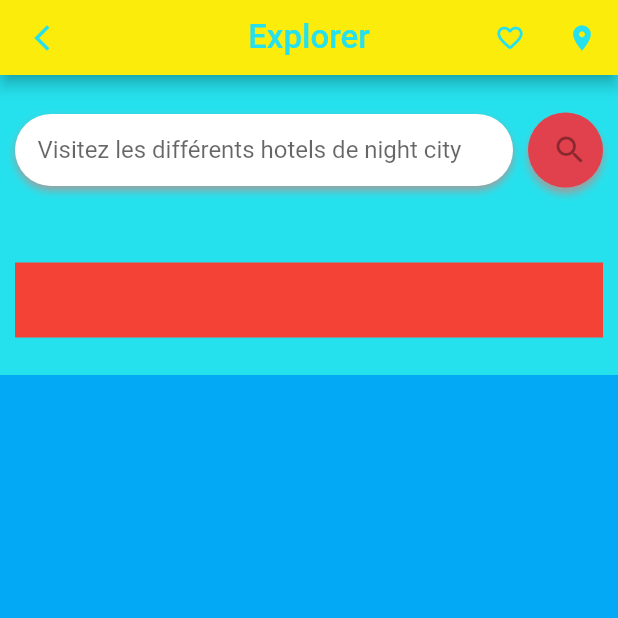
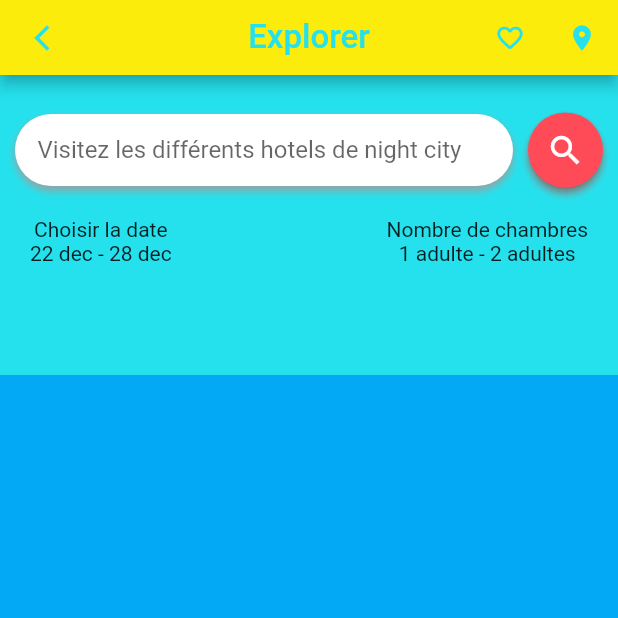
Before and after one commit to wassimouricha/hotelapp, a Flutter app: the screen it shows after launch, on a phone screen of 412 x 824 dp, the top half of it. Run offline on Flutter 3.47's test engine with Material 2 defaults, Android fonts, the phone set to English and light mode, and no system bars; our stand-ins replace google_fonts; Roboto replaces fonts that are missing (Kanit).

Commit message:
nc space between

```diff
--- a/lib/main.dart
+++ b/lib/main.dart
@@ -99,7 +99,7 @@ class chercheSection extends StatelessWidget {
       padding: EdgeInsets.fromLTRB(10, 25, 10, 10),
       child: Column(
         children: [
-          Row(children: [
+          Row(children: [ //dans mon row il y a le widget textfield et le widget elevatedbutton
             Expanded( //widget responsive qui s'adapte au autres widget
               child:
               Container(
@@ -131,17 +131,43 @@ class chercheSection extends StatelessWidget {
                     ),
                   ],
                   borderRadius: BorderRadius.all(Radius.circular(25)),
-                color:d_redus,),
+                ),
                 child: ElevatedButton(
-                  onPressed: null,
-                    child: Icon(Icons.search),
+                  onPressed: (){},
+                    child: Icon(Icons.search, size: 26,),
                       style: ElevatedButton.styleFrom(
                          shape: CircleBorder(),
+                         padding: EdgeInsets.all(10),
+                         primary: d_redus,
                 ),),
               ),
           ],),
-          SizedBox(height: 50),
-          Container(height: 50, color:Colors.red),
+          SizedBox(height: 10), //pour espacer les widgets
+          Row(
+            mainAxisAlignment: MainAxisAlignment.spaceBetween,
+            children: [
+              Container(
+                margin:EdgeInsets.all(10),
+                child: Column(
+                  children:[
+                  Text("Choisir la date"),
+                  Text("22 dec - 28 dec")
+                  ]
+
+                ),
+              ),
+               Container(
+                margin:EdgeInsets.all(10),
+                child: Column(
+                  children:[
+                  Text("Nombre de chambres"),
+                  Text("1 adulte - 2 adultes")
+                  ]
+
+                ),
+              )
+            ],
+          ),
         ],),
     );
   }
```
